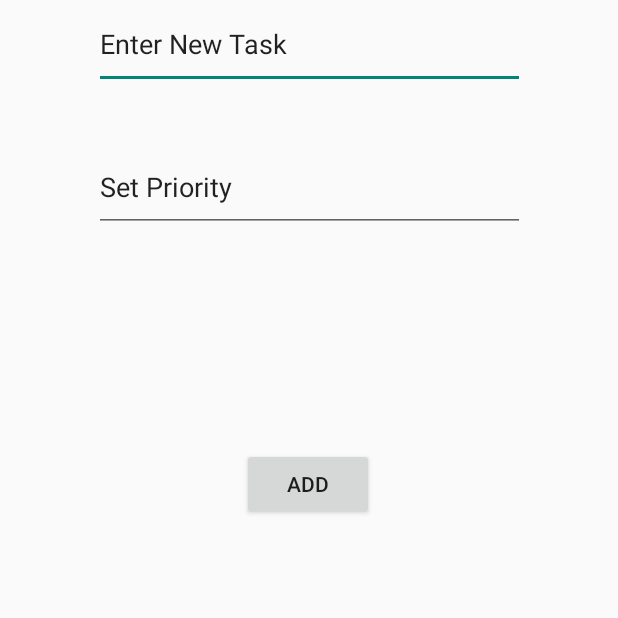
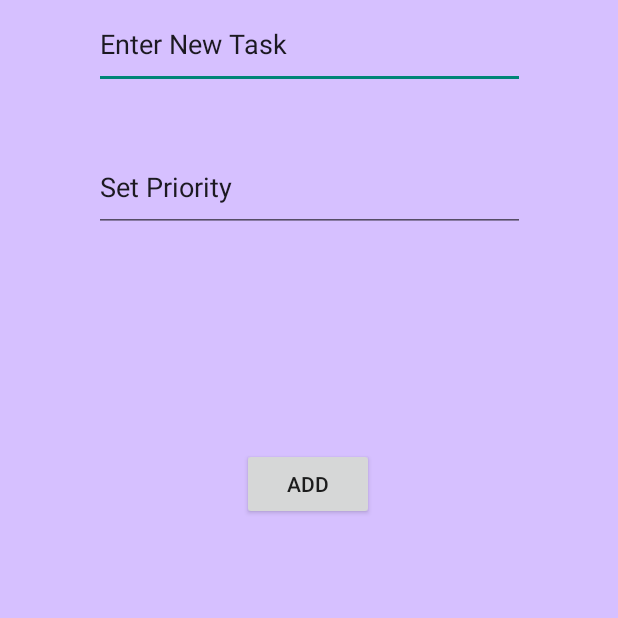
Before and after one commit to Labyrinth-759/TaskTidy, an Android app: the AddtaskActivity screen opened directly, with no data from a screen before it, on a phone screen of 412 x 824 dp, the top half of it. Run offline under Robolectric (Android 15) with nearby library versions, the phone set to English and light mode, and no system bars.

Commit message:
bgcolor #D6C0FF

```diff
--- a/app/src/main/res/layout/activity_about.xml
+++ b/app/src/main/res/layout/activity_about.xml
@@ -4,6 +4,7 @@
     xmlns:tools="http://schemas.android.com/tools"
     android:layout_width="match_parent"
     android:layout_height="match_parent"
+    android:background="#D6C0FF"
     tools:context=".AboutActivity">
 
     <ImageView
@@ -32,8 +33,8 @@
         android:layout_width="wrap_content"
         android:layout_height="wrap_content"
         android:layout_marginTop="12dp"
+        android:lineSpacingExtra="3dp"
         android:text="About"
-        android:lineSpacingExtra="3dp"
         android:textSize="16sp"
 
         app:layout_constraintEnd_toEndOf="parent"
--- a/app/src/main/res/layout/activity_addtask.xml
+++ b/app/src/main/res/layout/activity_addtask.xml
@@ -4,6 +4,7 @@
     xmlns:tools="http://schemas.android.com/tools"
     android:layout_width="match_parent"
     android:layout_height="match_parent"
+    android:background="#D6C0FF"
     tools:context=".AddtaskActivity">
 
 
@@ -11,28 +12,28 @@
         android:id="@+id/enternewtask"
         android:layout_width="287dp"
         android:layout_height="59dp"
+        android:autofillHints=""
         android:hint=""
+        android:inputType=""
         android:text="@string/addtask"
         app:layout_constraintEnd_toEndOf="parent"
         app:layout_constraintStart_toStartOf="parent"
         tools:ignore="LabelFor,MissingConstraints"
-        tools:layout_editor_absoluteY="241dp"
-        android:autofillHints=""
-        android:inputType="" />
+        tools:layout_editor_absoluteY="241dp" />
 
     <EditText
         android:id="@+id/setprio"
         android:layout_width="287dp"
         android:layout_height="59dp"
         android:layout_marginTop="36dp"
+        android:autofillHints=""
         android:hint=""
+        android:inputType=""
         android:text="@string/setprio"
         app:layout_constraintEnd_toEndOf="parent"
         app:layout_constraintStart_toStartOf="parent"
         app:layout_constraintTop_toBottomOf="@+id/enternewtask"
-        tools:ignore="LabelFor,MissingConstraints"
-        android:autofillHints=""
-        android:inputType="" />
+        tools:ignore="LabelFor,MissingConstraints" />
 
     <Button
         android:id="@+id/button5"
--- a/app/src/main/res/layout/activity_dashboard.xml
+++ b/app/src/main/res/layout/activity_dashboard.xml
@@ -4,7 +4,7 @@
     xmlns:tools="http://schemas.android.com/tools"
     android:layout_width="match_parent"
     android:layout_height="match_parent"
-    android:background="#FDFDFB"
+    android:background="#D6C0FF"
     tools:context=".DashboardActivity">
 
     <com.google.android.material.floatingactionbutton.FloatingActionButton
--- a/app/src/main/res/layout/activity_developer.xml
+++ b/app/src/main/res/layout/activity_developer.xml
@@ -31,6 +31,7 @@
                 android:layout_width="wrap_content"
                 android:layout_height="wrap_content"
                 android:layout_gravity="center"
+                android:background="#D6C0FF"
                 android:text="@string/john_aldrin_anthony_portento"
                 android:textColor="#A1887F"
                 android:textSize="18sp"
--- a/app/src/main/res/layout/activity_login.xml
+++ b/app/src/main/res/layout/activity_login.xml
@@ -4,6 +4,7 @@
     xmlns:tools="http://schemas.android.com/tools"
     android:layout_width="match_parent"
     android:layout_height="match_parent"
+    android:background="#D6C0FF"
     tools:context=".LoginActivity">
 
     <EditText
--- a/app/src/main/res/layout/activity_signup.xml
+++ b/app/src/main/res/layout/activity_signup.xml
@@ -4,6 +4,7 @@
     xmlns:tools="http://schemas.android.com/tools"
     android:layout_width="match_parent"
     android:layout_height="match_parent"
+    android:background="#D6C0FF"
     tools:context=".SignupActivity">
 
     <EditText
--- a/app/src/main/res/layout/activity_view.xml
+++ b/app/src/main/res/layout/activity_view.xml
@@ -1,8 +1,7 @@
 <?xml version="1.0" encoding="utf-8"?>
 <androidx.constraintlayout.widget.ConstraintLayout xmlns:android="http://schemas.android.com/apk/res/android"
+    xmlns:app="http://schemas.android.com/apk/res-auto"
     xmlns:tools="http://schemas.android.com/tools"
     android:layout_width="match_parent"
     android:layout_height="match_parent"
-    tools:context=".ViewActivity">
-
-</androidx.constraintlayout.widget.ConstraintLayout>
+    tools:context=".ViewActivity"/>
```
